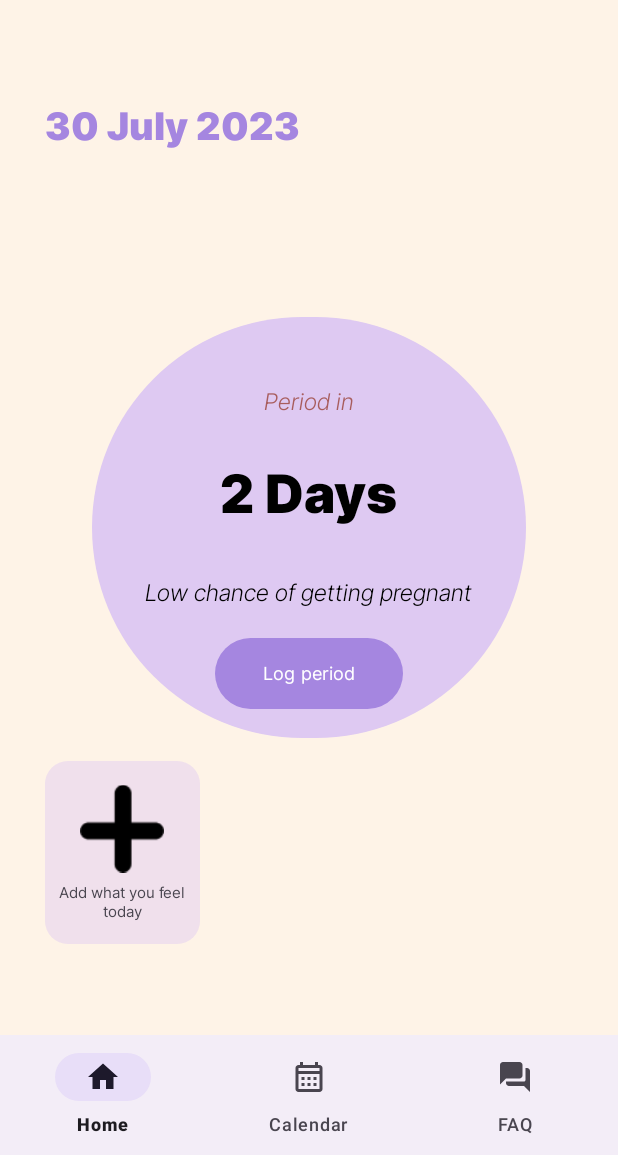
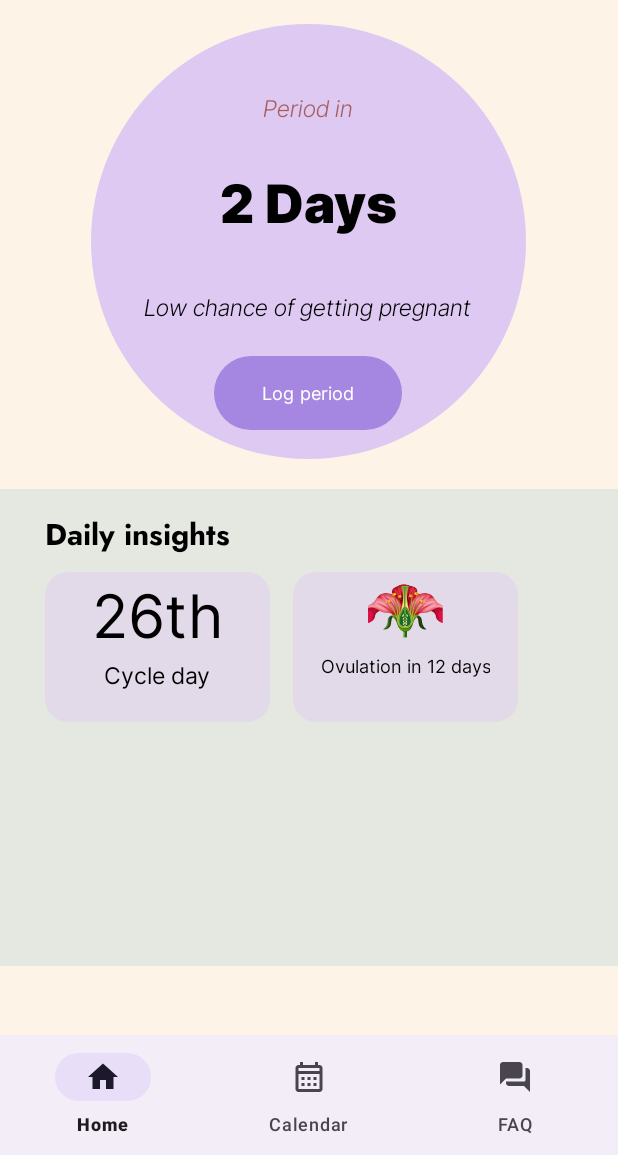
Before and after one commit to crllmbno/RedDays, an Android app: the Homee screen opened directly, with no data from a screen before it, on a phone screen of 412 x 824 dp, the part 81-1236 px from its top. Run offline under Robolectric (Android 15) with nearby library versions, the light colour scheme and no system bars.

Commit message:
Frontend final

```diff
--- a/app/src/main/java/com/example/periodcheck/Homee.kt
+++ b/app/src/main/java/com/example/periodcheck/Homee.kt
@@ -33,19 +33,10 @@ class Homee : Fragment() {
         _binding = FragmentHomeeBinding.inflate(inflater, container, false)
         val view = binding.root
 
-        binding.date.text = getCurrentDate()
-
         return view
     }
 
     override fun onDestroyView() {
         super.onDestroyView()
         _binding = null
-    }
-
-    private fun getCurrentDate(): String {
-        val calendar = Calendar.getInstance()
-        val dateFormat = SimpleDateFormat("dd MMMM yyyy", Locale.getDefault())
-        return dateFormat.format(calendar.time)
-    }
-}
+    }}
--- a/app/src/main/res/layout/fragment_homee.xml
+++ b/app/src/main/res/layout/fragment_homee.xml
@@ -5,7 +5,9 @@
     android:layout_height="match_parent"
     tools:context=".Homee"
     android:background="@color/bgColor">
-
+<ScrollView
+    android:layout_width="match_parent"
+    android:layout_height="match_parent">
     <LinearLayout
         android:id="@+id/layout"
         android:layout_width="match_parent"
@@ -41,23 +43,12 @@
 
         </LinearLayout>
 
-        <TextView
-            android:id="@+id/date"
-            android:layout_width="wrap_content"
-            android:layout_height="wrap_content"
-            android:layout_marginTop="32dp"
-            android:fontFamily="@font/interblack"
-            android:text="July"
-            android:textColor="@color/Lav"
-            android:textSize="25sp"
-            android:layout_marginLeft="30dp"
-            android:layout_weight="0.5"
-            android:layout_marginBottom="60dp"/>
+
 
         <LinearLayout
             android:id="@+id/shape1"
-            android:layout_width="289dp"
-            android:layout_height="214dp"
+            android:layout_width="290dp"
+            android:layout_height="290dp"
             android:layout_gravity="center"
             android:layout_marginTop="16dp"
             android:layout_weight="1"
@@ -112,45 +103,92 @@
                 android:textSize="12sp"
                 android:textColor="@color/white"/>
 
+        </LinearLayout>
+         <LinearLayout
+        android:layout_width="match_parent"
+        android:layout_height="318dp"
+        android:layout_weight="1"
+        android:background="@drawable/mint_bg"
+        android:orientation="vertical"
+        android:layout_gravity="bottom"
+        android:layout_marginTop="20dp">
+
+        <TextView
+            android:id="@+id/dailyInsights"
+            android:layout_width="wrap_content"
+            android:layout_height="wrap_content"
+            android:layout_marginStart="30dp"
+            android:layout_marginTop="15dp"
+            android:fontFamily="@font/jostbold"
+            android:text="Daily insights"
+            android:textSize="20sp"
+            android:textColor="@color/black"/>
+
+        <LinearLayout
+            android:layout_width="match_parent"
+            android:layout_height="100dp"
+            android:layout_marginTop="10dp"
+            android:orientation="horizontal">
+
+            <LinearLayout
+                android:layout_width="150dp"
+                android:layout_height="match_parent"
+                android:layout_marginStart="30dp"
+                android:background="@drawable/linear"
+                android:orientation="vertical">
+
+                <TextView
+                    android:id="@+id/cycleDay"
+                    android:layout_width="wrap_content"
+                    android:layout_height="wrap_content"
+                    android:layout_gravity="center"
+                    android:fontFamily="@font/interregular"
+                    android:text="26th"
+                    android:textSize="40sp"
+                    android:textColor="@color/black"/>
+
+                <TextView
+                    android:id="@+id/cycleDay2"
+                    android:layout_width="wrap_content"
+                    android:layout_height="wrap_content"
+                    android:layout_gravity="center"
+                    android:fontFamily="@font/interregular"
+                    android:text="Cycle day"
+                    android:textSize="15sp"
+                    android:textColor="@color/black"/>
 
             </LinearLayout>
 
             <LinearLayout
-            android:id="@+id/layoutClick"
-            android:layout_width="103dp"
-            android:layout_height="95dp"
-            android:layout_marginStart="30dp"
-            android:layout_marginTop="15dp"
-            android:layout_weight="0.4"
+                android:layout_width="150dp"
+                android:layout_height="match_parent"
+                android:layout_marginStart="15dp"
                 android:background="@drawable/linear"
-            android:orientation="vertical"
-            android:layout_marginBottom="60dp"
-            android:clickable="true"
-            android:onClick="onLinearLayoutClicked">
+                android:orientation="vertical">
 
                 <ImageView
-                android:layout_width="56dp"
-                android:layout_height="56dp"
+                    android:layout_width="55dp"
+                    android:layout_height="54dp"
                     android:layout_gravity="center"
-                android:layout_marginTop="10dp"
-                android:layout_weight="1"
-                android:src="@drawable/plus"
-                android:contentDescription="Add what you feel"/>
-
+                    android:src="@drawable/img" />
 
                 <TextView
-                android:id="@+id/add"
+                    android:id="@+id/ovulation"
                     android:layout_width="wrap_content"
-                android:layout_height="wrap_content"
+                    android:layout_height="35dp"
+                    android:layout_gravity="center"
                     android:fontFamily="@font/interregular"
-                android:text="Add what you feel today"
+                    android:text="Ovulation in 12 days"
                     android:textAlignment="center"
-                android:textSize="10sp"
-                android:layout_weight="1"/>
+                    android:textSize="12sp"
+                    android:textColor="@color/black"/>
             </LinearLayout>
 
         </LinearLayout>
 
+    </LinearLayout>
+    </LinearLayout>
 
+</ScrollView>
 
 </FrameLayout>
```
Also changed, not shown: app/src/main/java/com/example/periodcheck/Calendar.kt (+15 -33 lines), app/src/main/res/layout/activity_welcome.xml (+19 -22 lines), app/src/main/res/layout/fragment_calendar.xml (+18 -87 lines). Lines whose indentation alone changed are shown as unchanged.
